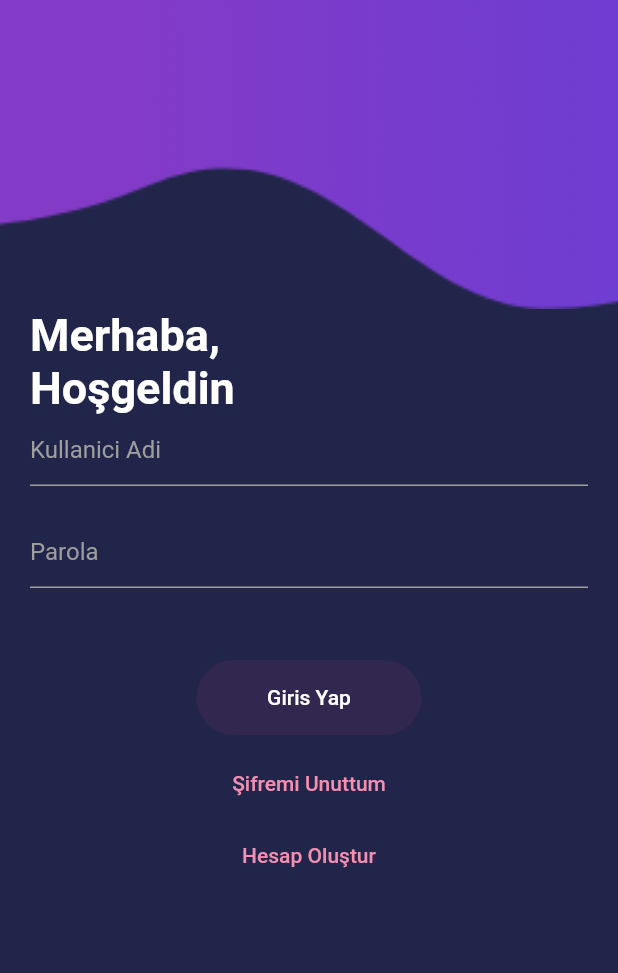
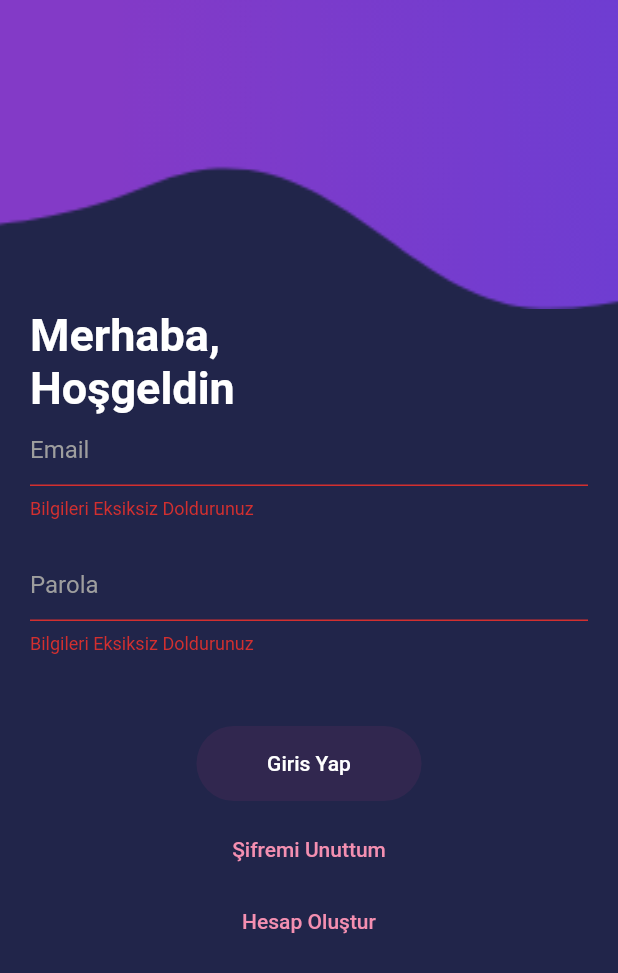
Before and after one commit to Erimsaholut/firebaseLearning, a Flutter app: the screen it shows after launch, after a tap on "Giris Yap", on a phone screen of 412 x 824 dp. Shown: the top 973 px of the screen. Run offline on Flutter 3.47's test engine with Material 2 defaults, Android fonts, the phone set to English and light mode, and no system bars; our stand-ins replace firebase_auth, firebase_core; accounts and stored records are empty.

Commit message:
signIn page functionality added and synced with firebase

```diff
--- /dev/null
+++ b/lib/home_page.dart
@@ -0,0 +1,14 @@
+import 'package:flutter/material.dart';
+
+class HomePage extends StatelessWidget {
+  const HomePage({super.key});
+
+  @override
+  Widget build(BuildContext context) {
+    return Scaffold(
+      appBar: AppBar(
+        title: Text("Devlet sırları"),
+      ),
+    );
+  }
+}
--- a/lib/main.dart
+++ b/lib/main.dart
@@ -1,3 +1,4 @@
+import 'package:firebase_test/home_page.dart';
 import 'package:firebase_test/pages/sign_up.dart';
 import 'package:flutter/material.dart';
 import 'pages/login_page.dart';
@@ -25,6 +26,7 @@ class MyApp extends StatelessWidget {
       routes: {
         "/loginPage": (context) => LoginPage(),
         "/signUp": (context) => SignUp(),
+        "/homePage": (context) => HomePage(),
       },
       home: LoginPage(),
     );
--- a/lib/pages/login_page.dart
+++ b/lib/pages/login_page.dart
@@ -1,3 +1,4 @@
+import 'package:firebase_auth/firebase_auth.dart';
 import 'package:flutter/material.dart';
 
 class LoginPage extends StatefulWidget {
@@ -9,6 +10,8 @@ class LoginPage extends StatefulWidget {
 
 class _LoginPageState extends State<LoginPage> {
   final topImageAddress = "assets/images/topImage.png";
+  final formKey = GlobalKey<FormState>();
+  late String email, password;
 
   @override
   Widget build(BuildContext context) {
@@ -31,11 +34,13 @@ class _LoginPageState extends State<LoginPage> {
               ), //topImage
               Padding(
                 padding: const EdgeInsets.symmetric(horizontal: 20.0),
+                child: Form(
+                  key: formKey,
                   child: Column(
                     crossAxisAlignment: CrossAxisAlignment.start,
                     children: [
                       titleText(),
-                    usernameTextField(),
+                      emailTextField(),
                       customSizedBox(),
                       passwordTextField(),
                       customSizedBox(expand: 2),
@@ -45,10 +50,44 @@ class _LoginPageState extends State<LoginPage> {
                     ],
                   ),
                 ),
+              ),
             ],
           ),
         ),
       ),
+    );
+  }
+
+  TextFormField emailTextField() {
+    return TextFormField(
+      validator: (value) {
+        if (value!.isEmpty) {
+          return "Bilgileri Eksiksiz Doldurunuz";
+        }
+        return null;
+      },
+      onSaved: (value) {
+        email = value!;
+      },
+      style: const TextStyle(color: Colors.white),
+      decoration: customInputDecoration("Email"),
+    );
+  }
+
+  TextFormField passwordTextField() {
+    return TextFormField(
+      validator: (value) {
+        if (value!.isEmpty) {
+          return "Bilgileri Eksiksiz Doldurunuz";
+        }
+        return null;
+      },
+      onSaved: (value) {
+        password = value!;
+      },
+      obscureText: true,
+      style: const TextStyle(color: Colors.white),
+      decoration: customInputDecoration("Parola"),
     );
   }
 
@@ -79,20 +118,6 @@ class _LoginPageState extends State<LoginPage> {
     );
   }
 
-  TextField usernameTextField() {
-    return TextField(
-      decoration: customInputDecoration("Kullanici Adi"),
-      style: TextStyle(color: Colors.white),
-    );
-  }
-
-  TextFormField passwordTextField() {
-    return TextFormField(
-      obscureText: true,
-      style: const TextStyle(color: Colors.white),
-      decoration: customInputDecoration("Parola"),
-    );
-  }
   Center forgotPasswordButton() {
     return Center(
       child: TextButton(
@@ -111,7 +136,19 @@ class _LoginPageState extends State<LoginPage> {
         style: ButtonStyle(
             overlayColor:
                 MaterialStateColor.resolveWith((states) => Colors.grey)),
-        onPressed: () {},
+        onPressed: () async {
+          if (formKey.currentState!.validate()) {
+            formKey.currentState!.save();
+            try {
+              final userResult = await FirebaseAuth.instance
+                  .signInWithEmailAndPassword(email: email, password: password);
+              print(userResult.user!.email);
+              Navigator.pushNamed(context, "/homePage");
+            } catch (e) {
+              print(e.toString());
+            }
+          }
+        },
         child: Container(
           height: 50.0,
           width: 150.0,
```
Lines whose indentation alone changed are shown as unchanged.
